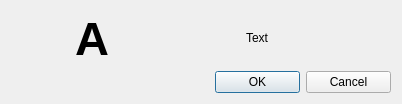
Above: Crystal/Crystal/dialogmsgbox.ui from ziemastz/SL before the change. Below: the same form after it.
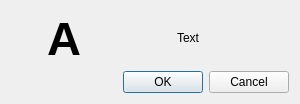
That is the form after the change. Icons and pictures are not drawn.

The edit to the form file:
```diff
--- a/Crystal/Crystal/dialogmsgbox.ui
+++ b/Crystal/Crystal/dialogmsgbox.ui
@@ -6,7 +6,7 @@
    <rect>
     <x>0</x>
     <y>0</y>
-    <width>402</width>
+    <width>300</width>
     <height>104</height>
    </rect>
   </property>
@@ -82,7 +82,7 @@
      </property>
      <property name="sizeHint" stdset="0">
       <size>
-       <width>198</width>
+       <width>117</width>
        <height>20</height>
       </size>
      </property>
```
